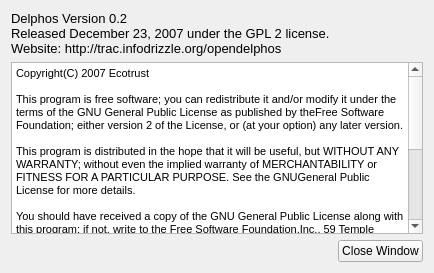
This is src/gui/about_dialog.ui in Ecotrust/delphos as Qt 5 draws it before an edit. The edited form follows.
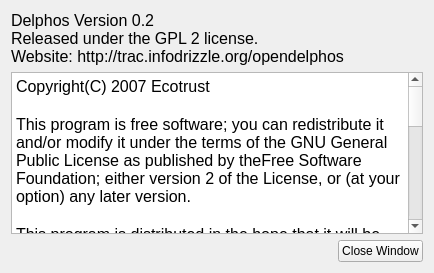
This is the edited form.

Commit message: mac layout and font fixes

Patch:
```diff
--- a/src/gui/about_dialog.ui
+++ b/src/gui/about_dialog.ui
@@ -27,14 +27,14 @@
         <widget class="QLabel" name="label" >
          <property name="font" >
           <font>
-           <pointsize>10</pointsize>
+           <pointsize>12</pointsize>
            <weight>50</weight>
            <bold>false</bold>
           </font>
          </property>
          <property name="text" >
           <string>Delphos Version 0.2
-Released December 23, 2007 under the GPL 2 license.
+Released under the GPL 2 license.
 Website: http://trac.infodrizzle.org/opendelphos</string>
          </property>
          <property name="alignment" >
@@ -61,21 +61,26 @@
    </item>
    <item>
     <widget class="QTextBrowser" name="textBrowser" >
+     <property name="font" >
+      <font>
+       <pointsize>13</pointsize>
+      </font>
+     </property>
      <property name="html" >
       <string>&lt;html>&lt;head>&lt;meta name="qrichtext" content="1" />&lt;style type="text/css">
 p, li { white-space: pre-wrap; }
-&lt;/style>&lt;/head>&lt;body style=" font-family:'MS Shell Dlg 2'; font-size:8.25pt; font-weight:400; font-style:normal;">
-&lt;p style=" margin-top:12px; margin-bottom:0px; margin-left:0px; margin-right:0px; -qt-block-indent:0; text-indent:0px; font-size:8pt;">&lt;span style=" font-family:'Times New Roman, serif';">Copyright(C) 2007 Ecotrust&lt;/span>&lt;/p>
-&lt;p style="-qt-paragraph-type:empty; margin-top:0px; margin-bottom:0px; margin-left:0px; margin-right:0px; -qt-block-indent:0; text-indent:0px; font-family:'Times New Roman, serif'; font-size:8pt;">&lt;/p>
-&lt;p style=" margin-top:0px; margin-bottom:0px; margin-left:0px; margin-right:0px; -qt-block-indent:0; text-indent:0px; font-family:'Times New Roman, serif'; font-size:8pt;">This program is free software; you can redistribute it and/or modify it under the terms of the GNU General Public License as published by theFree Software Foundation; either version 2 of the License, or (at your option) any later version.&lt;/p>
-&lt;p style="-qt-paragraph-type:empty; margin-top:0px; margin-bottom:0px; margin-left:0px; margin-right:0px; -qt-block-indent:0; text-indent:0px; font-family:'Times New Roman, serif'; font-size:8pt;">&lt;/p>
-&lt;p style=" margin-top:0px; margin-bottom:0px; margin-left:0px; margin-right:0px; -qt-block-indent:0; text-indent:0px; font-size:8pt;">&lt;span style=" font-family:'Times New Roman, serif';">This program is distributed in the hope that it will be useful, but WITHOUT ANY WARRANTY; without even the implied warranty of MERCHANTABILITY or FITNESS FOR A PARTICULAR PURPOSE. See the GNUGeneral Public License for more details.&lt;/span>&lt;/p>
-&lt;p style="-qt-paragraph-type:empty; margin-top:0px; margin-bottom:0px; margin-left:0px; margin-right:0px; -qt-block-indent:0; text-indent:0px; font-family:'Times New Roman, serif'; font-size:8pt;">&lt;/p>
-&lt;p style=" margin-top:0px; margin-bottom:0px; margin-left:0px; margin-right:0px; -qt-block-indent:0; text-indent:0px; font-size:8pt;">&lt;span style=" font-family:'Times New Roman, serif';">You should have received a copy of the GNU General Public License along with this program; if not, write to the Free Software Foundation,Inc., 59 Temple Place, Suite 330, Boston, MA 02111-1307 USA&lt;/span>&lt;/p>
-&lt;p style="-qt-paragraph-type:empty; margin-top:0px; margin-bottom:0px; margin-left:0px; margin-right:0px; -qt-block-indent:0; text-indent:0px; font-family:'Times New Roman, serif'; font-size:8pt;">&lt;/p>
-&lt;p style=" margin-top:0px; margin-bottom:0px; margin-left:0px; margin-right:0px; -qt-block-indent:0; text-indent:0px; font-size:8pt;">&lt;span style=" font-family:'Times New Roman, serif';">This General Public License does not permit incorporating your program into proprietary programs.&lt;/span>&lt;/p>
-&lt;p style="-qt-paragraph-type:empty; margin-top:0px; margin-bottom:0px; margin-left:0px; margin-right:0px; -qt-block-indent:0; text-indent:0px; font-family:'Times New Roman, serif'; font-size:8pt;">&lt;/p>
-&lt;p style=" margin-top:0px; margin-bottom:0px; margin-left:0px; margin-right:0px; -qt-block-indent:0; text-indent:0px; font-size:8pt;">&lt;span style=" font-family:'Times New Roman, serif';">Ecotrust&lt;br />Jean Vollum Natural Capital Center&lt;br />Suite 200&lt;br />721 NW NinthAvenue&lt;br />Portland, OR 97209&lt;br />USA&lt;br />http://www.ecotrust.org&lt;/span>&lt;/p>&lt;/body>&lt;/html></string>
+&lt;/style>&lt;/head>&lt;body style=" font-family:'Lucida Grande'; font-size:13pt; font-weight:400; font-style:normal;">
+&lt;p style=" margin-top:12px; margin-bottom:0px; margin-left:0px; margin-right:0px; -qt-block-indent:0; text-indent:0px; font-family:'MS Shell Dlg 2'; font-size:8pt;">&lt;span style=" font-family:'Times New Roman, serif'; font-size:12pt;">Copyright(C) 2007 Ecotrust&lt;/span>&lt;/p>
+&lt;p style="-qt-paragraph-type:empty; margin-top:0px; margin-bottom:0px; margin-left:0px; margin-right:0px; -qt-block-indent:0; text-indent:0px; font-family:'Times New Roman, serif'; font-size:12pt;">&lt;/p>
+&lt;p style=" margin-top:0px; margin-bottom:0px; margin-left:0px; margin-right:0px; -qt-block-indent:0; text-indent:0px; font-family:'Times New Roman, serif'; font-size:12pt;">This program is free software; you can redistribute it and/or modify it under the terms of the GNU General Public License as published by theFree Software Foundation; either version 2 of the License, or (at your option) any later version.&lt;/p>
+&lt;p style="-qt-paragraph-type:empty; margin-top:0px; margin-bottom:0px; margin-left:0px; margin-right:0px; -qt-block-indent:0; text-indent:0px; font-family:'Times New Roman, serif'; font-size:12pt;">&lt;/p>
+&lt;p style=" margin-top:0px; margin-bottom:0px; margin-left:0px; margin-right:0px; -qt-block-indent:0; text-indent:0px; font-family:'MS Shell Dlg 2'; font-size:12pt;">&lt;span style=" font-family:'Times New Roman, serif';">This program is distributed in the hope that it will be useful, but WITHOUT ANY WARRANTY; without even the implied warranty of MERCHANTABILITY or FITNESS FOR A PARTICULAR PURPOSE. See the GNUGeneral Public License for more details.&lt;/span>&lt;/p>
+&lt;p style="-qt-paragraph-type:empty; margin-top:0px; margin-bottom:0px; margin-left:0px; margin-right:0px; -qt-block-indent:0; text-indent:0px; font-family:'Times New Roman, serif'; font-size:12pt;">&lt;/p>
+&lt;p style=" margin-top:0px; margin-bottom:0px; margin-left:0px; margin-right:0px; -qt-block-indent:0; text-indent:0px; font-family:'MS Shell Dlg 2'; font-size:12pt;">&lt;span style=" font-family:'Times New Roman, serif';">You should have received a copy of the GNU General Public License along with this program; if not, write to the Free Software Foundation,Inc., 59 Temple Place, Suite 330, Boston, MA 02111-1307 USA&lt;/span>&lt;/p>
+&lt;p style="-qt-paragraph-type:empty; margin-top:0px; margin-bottom:0px; margin-left:0px; margin-right:0px; -qt-block-indent:0; text-indent:0px; font-family:'Times New Roman, serif'; font-size:12pt;">&lt;/p>
+&lt;p style=" margin-top:0px; margin-bottom:0px; margin-left:0px; margin-right:0px; -qt-block-indent:0; text-indent:0px; font-family:'MS Shell Dlg 2'; font-size:12pt;">&lt;span style=" font-family:'Times New Roman, serif';">This General Public License does not permit incorporating your program into proprietary programs.&lt;/span>&lt;/p>
+&lt;p style="-qt-paragraph-type:empty; margin-top:0px; margin-bottom:0px; margin-left:0px; margin-right:0px; -qt-block-indent:0; text-indent:0px; font-family:'Times New Roman, serif'; font-size:12pt;">&lt;/p>
+&lt;p style=" margin-top:0px; margin-bottom:0px; margin-left:0px; margin-right:0px; -qt-block-indent:0; text-indent:0px; font-family:'MS Shell Dlg 2'; font-size:12pt;">&lt;span style=" font-family:'Times New Roman, serif';">Ecotrust&lt;br />Jean Vollum Natural Capital Center&lt;br />Suite 200&lt;br />721 NW NinthAvenue&lt;br />Portland, OR 97209&lt;br />USA&lt;br />http://www.ecotrust.orgs&lt;/span>&lt;/p>&lt;/body>&lt;/html></string>
      </property>
     </widget>
    </item>
```
The commit also changes 14 other files.
